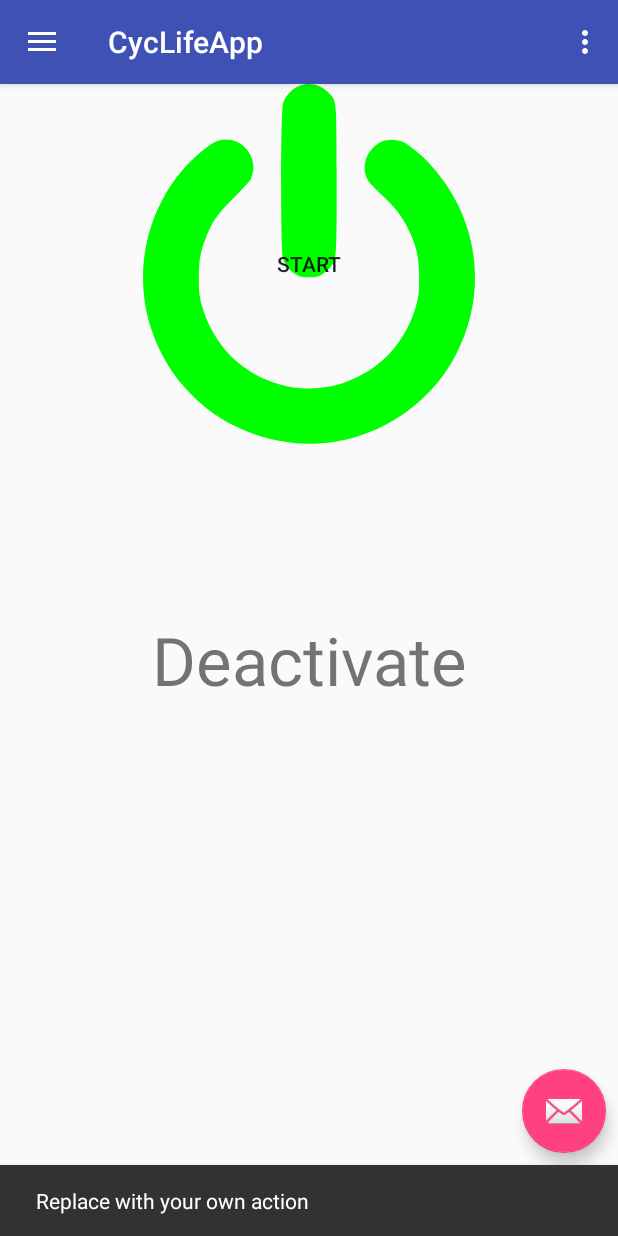
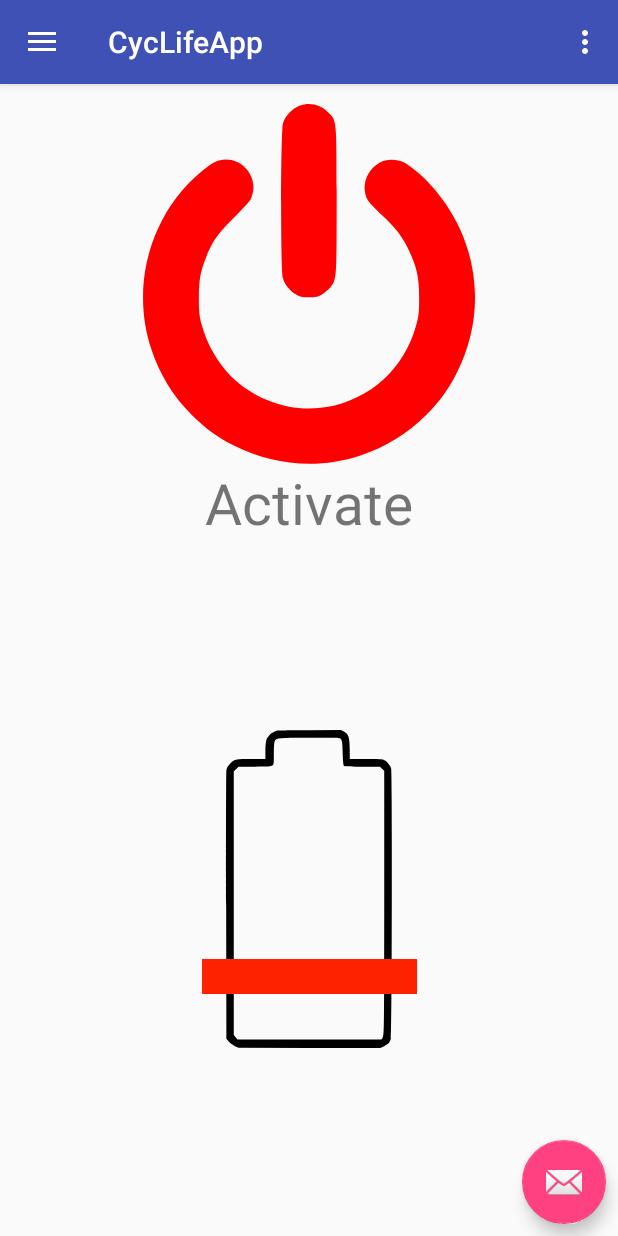
Before and after one commit to emayer2/CycLife, an Android app: the screen it shows after launch (MainActivity), after a tap on an icon or button, on a phone screen of 412 x 824 dp. Run offline under Robolectric (Android 15) with nearby library versions, the phone set to English and light mode, and no system bars; 1 other tap on this screen came first.

Commit message:
Merged work from 4/23, fixed kill button crash

```diff
--- a/App/app/src/main/java/edu/uw/cyclife/cyclifeapp/MainActivity.java
+++ b/App/app/src/main/java/edu/uw/cyclife/cyclifeapp/MainActivity.java
@@ -8,9 +8,11 @@ import android.content.Context;
 import android.content.Intent;
 import android.content.IntentFilter;
 import android.content.pm.PackageManager;
+import android.graphics.Color;
 import android.location.LocationManager;
 import android.net.Uri;
 import android.os.Bundle;
+import android.support.constraint.ConstraintLayout;
 import android.support.design.widget.FloatingActionButton;
 import android.support.design.widget.NavigationView;
 import android.support.design.widget.Snackbar;
@@ -41,8 +43,31 @@ public class MainActivity extends AppCompatActivity
     private ListView deviceListView;
     private boolean isMainButtonRed = true;
 
+    private final int MAX_BAT_HEIGHT = 430;
+    private int currHeight = 30;
+
     // UUID For Bluetooth
     private final String BT_UUID =  "00001101-0000-1000-8000-00805F9B34FB";
+
+    //    class BlinkThread extends Thread {
+//        boolean isOrange = false;
+//        public void run() {
+//            while (true) {
+//                if (isOrange) {
+//                    findViewById(R.id.ALARM_ID_HERE).setBackgroundResource(R.drawable.power_button_orange);
+//                } else {
+//                    findViewById(R.id.ALARM_ID_HERE).setBackgroundResource(R.drawable.power_button_black);
+//                }
+//                isOrange = !isOrange;
+//                try {
+//                    Thread.sleep(750);
+//                } catch (InterruptedException e) {
+//                    // Should never happen???
+//                    e.printStackTrace();
+//                }
+//            }
+//        }
+//    }
 
     private final BroadcastReceiver mReceiver = new BroadcastReceiver() {
         @Override
@@ -83,8 +108,10 @@ public class MainActivity extends AppCompatActivity
         fab.setOnClickListener(new View.OnClickListener() {
             @Override
             public void onClick(View view) {
-                Snackbar.make(view, "Replace with your own action", Snackbar.LENGTH_LONG)
-                        .setAction("Action", null).show();
+//                Snackbar.make(view, "Replace with your own action", Snackbar.LENGTH_LONG)
+//                        .setAction("Action", null).show();
+                currHeight = Math.min(currHeight + 5, MAX_BAT_HEIGHT);
+                setBatteryHeight(currHeight);
             }
         });
 
@@ -120,6 +147,9 @@ public class MainActivity extends AppCompatActivity
         deviceList = new ArrayAdapter<>(this, android.R.layout.simple_list_item_1);
         deviceListView.setAdapter(deviceList);
 
+        // Setup battery
+        setBatteryHeight(currHeight);
+
         // Bluetooth discovery
         IntentFilter filter = new IntentFilter();
         filter.addAction(BluetoothAdapter.ACTION_DISCOVERY_FINISHED);
@@ -140,6 +170,31 @@ public class MainActivity extends AppCompatActivity
 //                new Intent(BluetoothAdapter.ACTION_REQUEST_DISCOVERABLE);
 //        discoverableIntent.putExtra(BluetoothAdapter.EXTRA_DISCOVERABLE_DURATION, 300);
 //        startActivity(discoverableIntent);
+    }
+
+    private void setBatteryHeight(int h) {
+        int colg;
+        int colr;
+        if (h >= MAX_BAT_HEIGHT / 2) {
+            colg = 0xf;
+            colr = 15 - (int)(15 * ((double)(h - MAX_BAT_HEIGHT/2)) / (MAX_BAT_HEIGHT/2));
+        } else {
+            colr = 0xf;
+            colg = (int)(15 * ((double)h)) / (MAX_BAT_HEIGHT/2);
+        }
+        String color = "#ff";
+        String colrstr = Integer.toHexString(colr);
+        String colgstr = Integer.toHexString(colg);
+        color += colrstr.charAt(colrstr.length() - 1);
+        color += colrstr.charAt(colrstr.length() - 1);
+        color += colgstr.charAt(colgstr.length() - 1);
+        color += colgstr.charAt(colgstr.length() - 1);
+        color += "00";
+        View v = findViewById(R.id.main_battery_level);
+        v.setBackgroundColor(Color.parseColor(color));
+        ConstraintLayout.LayoutParams p = (ConstraintLayout.LayoutParams)v.getLayoutParams();
+        p.height = h;
+        v.setLayoutParams(p);
     }
 
     @Override
--- /dev/null
+++ b/App/app/src/main/res/drawable/ic_menu_battery.xml
@@ -0,0 +1,5 @@
+<vector android:height="240dp" android:viewportHeight="512.0"
+    android:viewportWidth="512.0" android:width="240dp" xmlns:android="http://schemas.android.com/apk/res/android">
+    <path android:fillColor="#000000"
+        android:pathData="M211,30.6c-4.9,1.6 -10.3,4.9 -11.8,7.2 -0.9,1.5 -2,2.9 -2.3,3.2 -1.7,1.3 -2.9,9.4 -2.9,19.2l0,10.8 -20,0c-22.9,0 -24.3,0.3 -30.7,7.2 -3.1,3.4 -4.3,5.7 -4.8,8.9 -0.3,2.4 -0.5,89.3 -0.3,193.1l0.3,188.6 3,3.9c1.7,2.1 5.5,5 8.5,6.5l5.5,2.7 101,0.1 101,0 5.4,-2.5c6.2,-2.9 8.1,-5.1 9.8,-11.5 1.8,-6.4 1.9,-377.3 0.1,-383.4 -1.2,-4.5 -5.7,-10 -10,-12.2 -2.1,-1.1 -7.8,-1.4 -25.8,-1.4l-23,0 -0.1,-13.3c-0.1,-17.3 -1.5,-22 -7.9,-25.3l-4.5,-2.4 -44.5,0.1c-24.5,0 -45.2,0.3 -46,0.5zM301.5,43c1.6,1.8 2,4.5 2.4,19.6 0.5,14 0.9,17.7 2.1,18.4 0.8,0.6 12.4,1 26.1,1l24.7,0 3.1,2.9 3.1,2.9 0,187.9c0,185.5 0,187.8 -2,191.1l-2,3.2 -102.4,0 -102.4,0 -2.6,-3.1 -2.6,-3.1 0,-187.5 0,-187.5 3.4,-3.4 3.4,-3.4 22.9,0c19.1,0 23.2,-0.3 25.1,-1.6 2.1,-1.4 2.2,-2.2 2.2,-16.4 0,-8.2 0.4,-16 1,-17.4 2,-5.4 2.8,-5.5 49.6,-5.6 42.2,0 43.1,0 44.9,2z" android:strokeColor="#00000000"/>
+</vector>
--- a/App/app/src/main/res/layout/content_main.xml
+++ b/App/app/src/main/res/layout/content_main.xml
@@ -13,20 +13,38 @@
         android:background="@drawable/power_button_red"
         android:layout_height="wrap_content"
         android:layout_width="wrap_content"
-        android:text="Start"
-        android:onClick="Start"
+        android:layout_marginTop="20px"
+        app:layout_constraintTop_toTopOf="parent"
         app:layout_constraintLeft_toLeftOf="parent"
-        app:layout_constraintRight_toRightOf="parent" />
+        app:layout_constraintRight_toRightOf="parent"/>
     <TextView
         android:id="@+id/main_text"
         android:layout_width="wrap_content"
         android:layout_height="wrap_content"
-        android:text="Activate"
-        android:textSize="20pt"
-        app:layout_constraintBottom_toBottomOf="parent"
+        android:text="Activate" android:textSize="17pt"
         app:layout_constraintLeft_toLeftOf="parent"
         app:layout_constraintRight_toRightOf="parent"
-        app:layout_constraintTop_toTopOf="parent" />
+        app:layout_constraintTop_toBottomOf="@id/main_button"/>
+    <ImageView
+        android:background="@drawable/ic_menu_battery"
+        android:id="@+id/main_battery"
+        android:layout_height="wrap_content"
+        android:layout_width="wrap_content"
+        app:layout_constraintLeft_toLeftOf="parent"
+        app:layout_constraintRight_toRightOf="parent"
+        app:layout_constraintTop_toBottomOf="@id/main_text"
+        app:layout_constraintBottom_toBottomOf="parent"/>
+    <View
+        android:id="@+id/main_battery_level"
+        android:layout_width="215px"
+        android:layout_height="430px"
+        android:layout_marginBottom="75px"
+        app:layout_constraintBottom_toBottomOf="@id/main_battery"
+        app:layout_constraintLeft_toLeftOf="@id/main_battery"
+        app:layout_constraintRight_toRightOf="@id/main_battery"/>
+        android:id="@+id/bt_list"
+        android:layout_width="wrap_content"
+        android:layout_height="wrap_content">
     <ListView
         android:id="@+id/bt_list"
         android:layout_width="wrap_content"
--- a/App/app/src/main/res/layout/kill_switch_timer.xml
+++ b/App/app/src/main/res/layout/kill_switch_timer.xml
@@ -9,12 +9,10 @@
     tools:showIn="@layout/app_bar_main">
 
     <Button
-        android:id="@+id/main_button"
+        android:id="@+id/kill_button"
         android:background="@drawable/power_button_red"
         android:layout_height="wrap_content"
         android:layout_width="wrap_content"
-        android:text="Start"
-        android:onClick="Start"
         app:layout_constraintLeft_toLeftOf="parent"
         app:layout_constraintRight_toRightOf="parent" />
     <TextView
```
Also changed, not shown: App/app/src/main/java/edu/uw/cyclife/cyclifeapp/KillswitchActivity.java (+8 -1 lines), App/app/src/main/res/layout/activity_killswitch.xml (added, +33 -0 lines), App/app/src/main/res/layout/content_killswitch.xml (added, +11 -0 lines), 1 other file.
